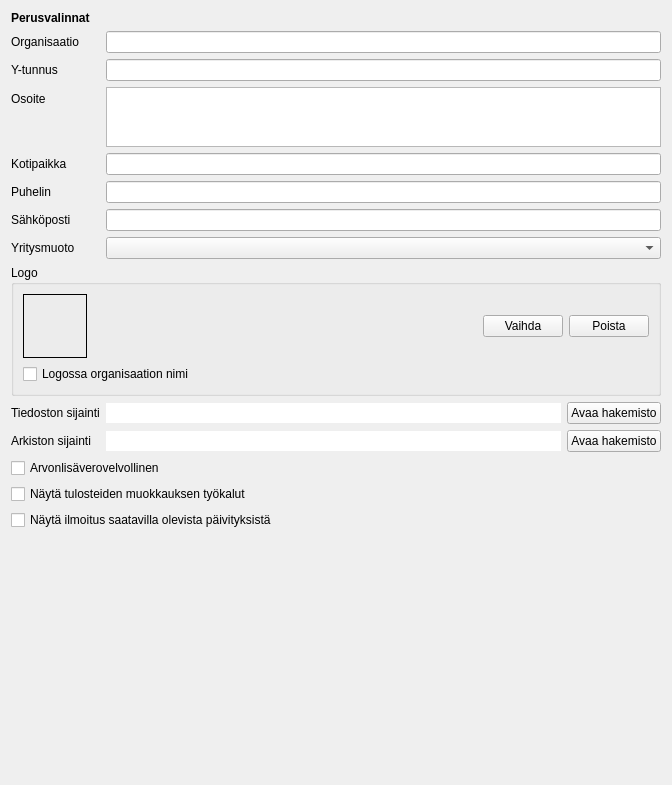
Old version of the form kitupiikki/maaritys/perusvalinnat.ui in the repository artoh/kitupiikki.
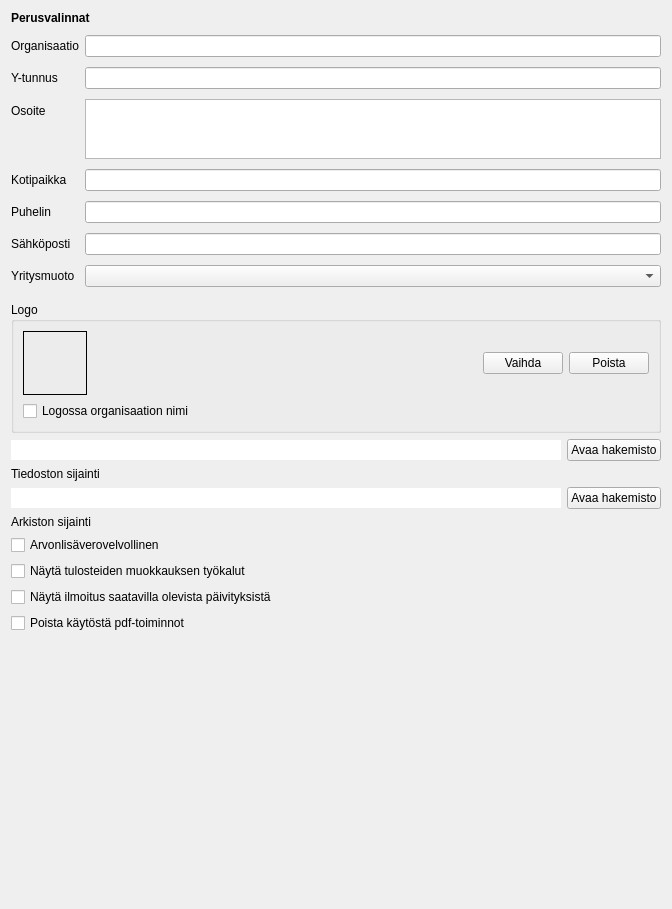
New version of the form. Icons and pictures are not drawn.

Commit message: Macilla mahdollisuus poistaa pdf-toiminnot

What changed in the file:
```diff
--- a/kitupiikki/maaritys/perusvalinnat.ui
+++ b/kitupiikki/maaritys/perusvalinnat.ui
@@ -7,21 +7,23 @@
     <x>0</x>
     <y>0</y>
     <width>672</width>
-    <height>785</height>
+    <height>909</height>
    </rect>
   </property>
   <property name="windowTitle">
    <string>Form</string>
   </property>
-  <layout class="QFormLayout" name="formLayout">
-   <item row="0" column="0">
+  <layout class="QVBoxLayout" name="verticalLayout_2">
+   <item>
     <widget class="QLabel" name="label_3">
      <property name="text">
       <string>&lt;html&gt;&lt;head/&gt;&lt;body&gt;&lt;p&gt;&lt;span style=&quot; font-weight:600;&quot;&gt;Perusvalinnat&lt;/span&gt;&lt;/p&gt;&lt;/body&gt;&lt;/html&gt;</string>
      </property>
     </widget>
    </item>
-   <item row="1" column="0">
+   <item>
+    <layout class="QFormLayout" name="formLayout">
+     <item row="0" column="0">
     <widget class="QLabel" name="label">
      <property name="text">
       <string>Organisaatio</string>
@@ -31,10 +33,10 @@
      </property>
     </widget>
    </item>
-   <item row="1" column="1">
+     <item row="0" column="1">
     <widget class="QLineEdit" name="organisaatioEdit"/>
    </item>
-   <item row="2" column="0">
+     <item row="1" column="0">
     <widget class="QLabel" name="label_2">
      <property name="text">
       <string>Y-tunnus</string>
@@ -44,10 +46,10 @@
      </property>
     </widget>
    </item>
-   <item row="2" column="1">
+     <item row="1" column="1">
     <widget class="QLineEdit" name="ytunnusEdit"/>
    </item>
-   <item row="3" column="0">
+     <item row="2" column="0">
     <widget class="QLabel" name="label_4">
      <property name="text">
       <string>Osoite</string>
@@ -57,7 +59,7 @@
      </property>
     </widget>
    </item>
-   <item row="3" column="1">
+     <item row="2" column="1">
     <widget class="QTextEdit" name="osoiteEdit">
      <property name="maximumSize">
       <size>
@@ -77,7 +79,7 @@
      </property>
     </widget>
    </item>
-   <item row="4" column="0">
+     <item row="3" column="0">
     <widget class="QLabel" name="label_5">
      <property name="text">
       <string>Kotipaikka</string>
@@ -87,10 +89,10 @@
      </property>
     </widget>
    </item>
-   <item row="4" column="1">
+     <item row="3" column="1">
     <widget class="QLineEdit" name="kotipaikkaEdit"/>
    </item>
-   <item row="5" column="0">
+     <item row="4" column="0">
     <widget class="QLabel" name="label_6">
      <property name="text">
       <string>Puhelin</string>
@@ -100,20 +102,32 @@
      </property>
     </widget>
    </item>
-   <item row="5" column="1">
+     <item row="4" column="1">
     <widget class="QLineEdit" name="puhelinEdit"/>
    </item>
-   <item row="7" column="0">
+     <item row="5" column="0">
+      <widget class="QLabel" name="label_9">
+       <property name="text">
+        <string>Sähköposti</string>
+       </property>
+      </widget>
+     </item>
+     <item row="5" column="1">
+      <widget class="QLineEdit" name="sahkopostiEdit"/>
+     </item>
+     <item row="6" column="0">
     <widget class="QLabel" name="muotoLabel">
      <property name="text">
       <string>Yritysmuoto</string>
      </property>
     </widget>
    </item>
-   <item row="7" column="1">
+     <item row="6" column="1">
     <widget class="QComboBox" name="muotoCombo"/>
    </item>
-   <item row="8" column="0" colspan="2">
+    </layout>
+   </item>
+   <item>
     <widget class="QGroupBox" name="groupBox">
      <property name="title">
       <string>Logo</string>
@@ -194,14 +208,7 @@
      </layout>
     </widget>
    </item>
-   <item row="9" column="0">
-    <widget class="QLabel" name="label_7">
-     <property name="text">
-      <string>Tiedoston sijainti</string>
-     </property>
-    </widget>
-   </item>
-   <item row="9" column="1">
+   <item>
     <layout class="QHBoxLayout" name="horizontalLayout_2">
      <item>
       <widget class="QLineEdit" name="sijaintiLabel">
@@ -235,14 +242,14 @@
      </item>
     </layout>
    </item>
-   <item row="10" column="0">
-    <widget class="QLabel" name="label_8">
+   <item>
+    <widget class="QLabel" name="label_7">
      <property name="text">
-      <string>Arkiston sijainti</string>
+      <string>Tiedoston sijainti</string>
      </property>
     </widget>
    </item>
-   <item row="10" column="1">
+   <item>
     <layout class="QHBoxLayout" name="horizontalLayout_3">
      <item>
       <widget class="QLineEdit" name="arkistoEdit">
@@ -267,7 +274,14 @@
      </item>
     </layout>
    </item>
-   <item row="11" column="0" colspan="2">
+   <item>
+    <widget class="QLabel" name="label_8">
+     <property name="text">
+      <string>Arkiston sijainti</string>
+     </property>
+    </widget>
+   </item>
+   <item>
     <widget class="QCheckBox" name="alvCheck">
      <property name="text">
       <string>Arvonlisäverovelvollinen</string>
@@ -278,7 +292,7 @@
      </property>
     </widget>
    </item>
-   <item row="12" column="0" colspan="2">
+   <item>
     <widget class="QCheckBox" name="edistyneetCheck">
      <property name="text">
       <string>Näytä tulosteiden muokkauksen työkalut</string>
@@ -289,7 +303,7 @@
      </property>
     </widget>
    </item>
-   <item row="13" column="0" colspan="2">
+   <item>
     <widget class="QCheckBox" name="paivitysCheck">
      <property name="text">
       <string>Näytä ilmoitus saatavilla olevista päivityksistä</string>
@@ -300,7 +314,18 @@
      </property>
     </widget>
    </item>
-   <item row="14" column="1">
+   <item>
+    <widget class="QCheckBox" name="eipdfCheck">
+     <property name="text">
+      <string>Poista käytöstä pdf-toiminnot</string>
+     </property>
+     <property name="icon">
+      <iconset resource="../pic/pic.qrc">
+       <normaloff>:/pic/pdf.png</normaloff>:/pic/pdf.png</iconset>
+     </property>
+    </widget>
+   </item>
+   <item>
     <spacer name="verticalSpacer">
      <property name="orientation">
       <enum>Qt::Vertical</enum>
@@ -313,16 +338,6 @@
      </property>
     </spacer>
    </item>
-   <item row="6" column="0">
-    <widget class="QLabel" name="label_9">
-     <property name="text">
-      <string>Sähköposti</string>
-     </property>
-    </widget>
-   </item>
-   <item row="6" column="1">
-    <widget class="QLineEdit" name="sahkopostiEdit"/>
-   </item>
   </layout>
  </widget>
  <tabstops>
```
Lines whose indentation alone changed are shown as unchanged. The commit also changes 6 other files.
